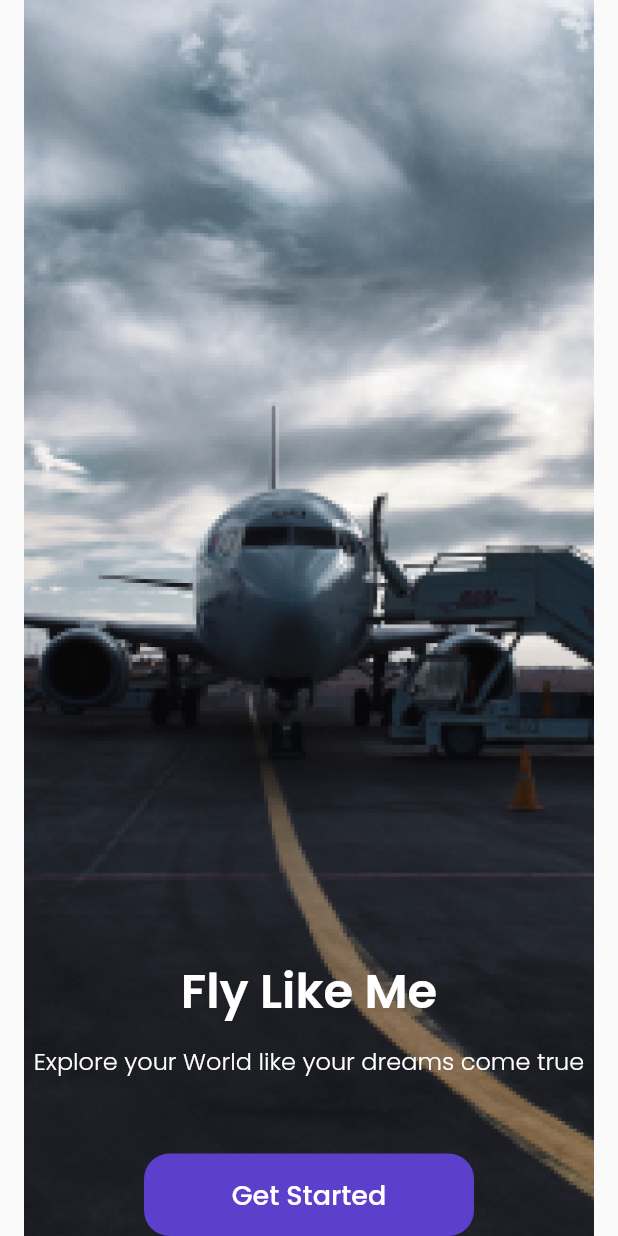
After one commit to dikynugraha1111/bwa_airplane_v2, a Flutter app: the screen it shows after launch, on a phone screen of 412 x 824 dp. The commit adds this screen. Run offline on Flutter 3.47's test engine with Material 2 defaults, Android fonts, the phone set to English and light mode, and no system bars; our stand-ins replace google_fonts.

Commit message:
Add Get Started Page

```diff
--- a/lib/main.dart
+++ b/lib/main.dart
@@ -1,3 +1,4 @@
+import 'package:bwa_airplane_v2/views/pages/get_started_page.dart';
 import 'package:bwa_airplane_v2/views/pages/splash_page.dart';
 import 'package:flutter/material.dart';
 
@@ -13,8 +14,7 @@ class MyApp extends StatelessWidget {
   Widget build(BuildContext context) {
     return const MaterialApp(
       debugShowCheckedModeBanner: false,
-      title: 'Flutter BWA AirPlane - 2.0 Null Safety',
-      home: SplashPage(),
+      home: GetStartedPage(),
     );
   }
 }
--- /dev/null
+++ b/lib/views/pages/get_started_page.dart
@@ -0,0 +1,55 @@
+import 'package:flutter/material.dart';
+import '../../shared/theme.dart';
+
+class GetStartedPage extends StatelessWidget {
+  const GetStartedPage({Key? key}) : super(key: key);
+
+  @override
+  Widget build(BuildContext context) {
+    return Scaffold(
+      body: Stack(
+        children: [
+          Container(
+            height: double.infinity,
+            width: double.infinity,
+            decoration: const BoxDecoration(
+                image: DecorationImage(image: AssetImage("assets/cover.png"))),
+          ),
+          Center(
+            child: Column(
+              mainAxisAlignment: MainAxisAlignment.end,
+              children: [
+                Text("Fly Like Me",
+                    style: tWhiteTextStyle.copyWith(
+                        fontSize: 32, fontWeight: semiBold)),
+                const SizedBox(height: 10),
+                Text("Explore your World like your dreams come true",
+                    textAlign: TextAlign.center,
+                    style: tWhiteTextStyle.copyWith(
+                        fontSize: 16, fontWeight: light)),
+                GestureDetector(
+                  onTap: () {},
+                  child: Container(
+                    alignment: Alignment.center,
+                    width: 220,
+                    height: 55,
+                    margin: const EdgeInsets.only(top: 50),
+                    decoration: BoxDecoration(
+                        color: kPrimaryColor,
+                        borderRadius: BorderRadius.circular(17)),
+                    child: Center(
+                      child: Text("Get Started",
+                          textAlign: TextAlign.center,
+                          style: tWhiteTextStyle.copyWith(
+                              fontSize: 18, fontWeight: medium)),
+                    ),
+                  ),
+                )
+              ],
+            ),
+          )
+        ],
+      ),
+    );
+  }
+}
--- a/lib/views/pages/splash_page.dart
+++ b/lib/views/pages/splash_page.dart
@@ -18,7 +18,8 @@ class SplashPage extends StatelessWidget {
           ),
           Text(
             "AIRPLANE",
-            style: tWhiteTextStyle.copyWith(fontSize: 32, letterSpacing: 10),
+            style: tWhiteTextStyle.copyWith(
+                fontWeight: medium, fontSize: 32, letterSpacing: 10),
           )
         ],
       )),
```
